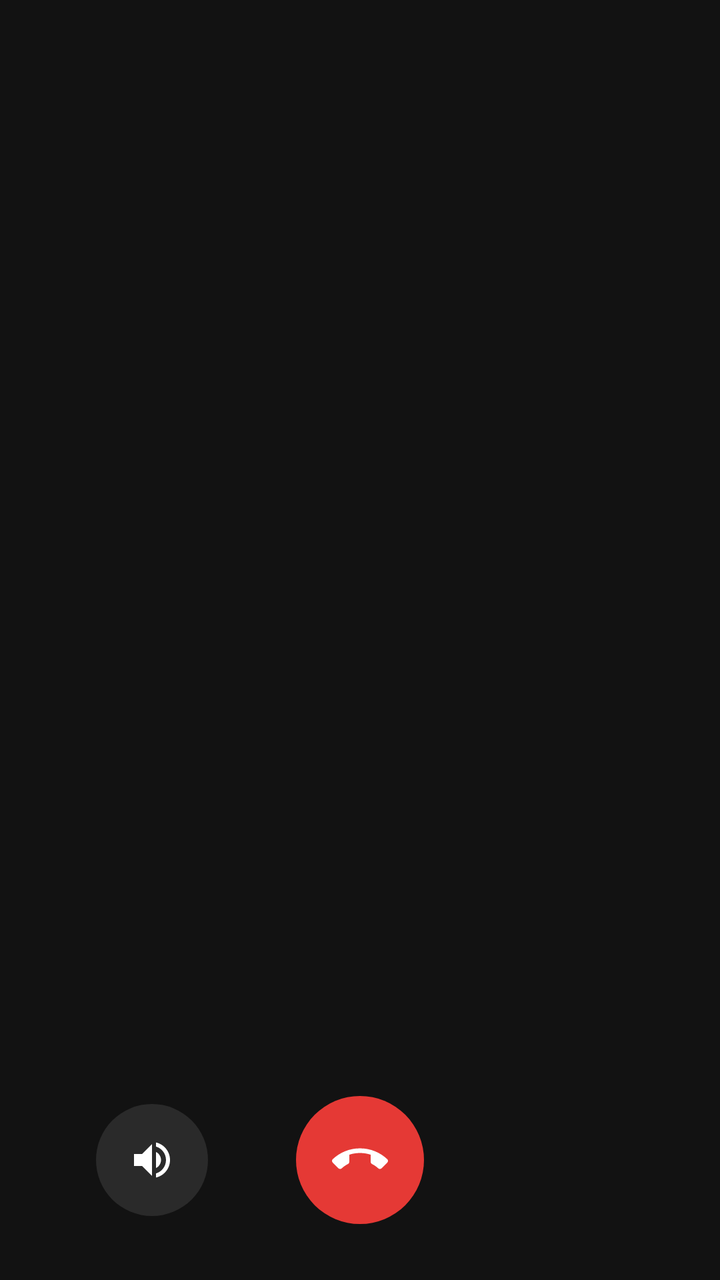
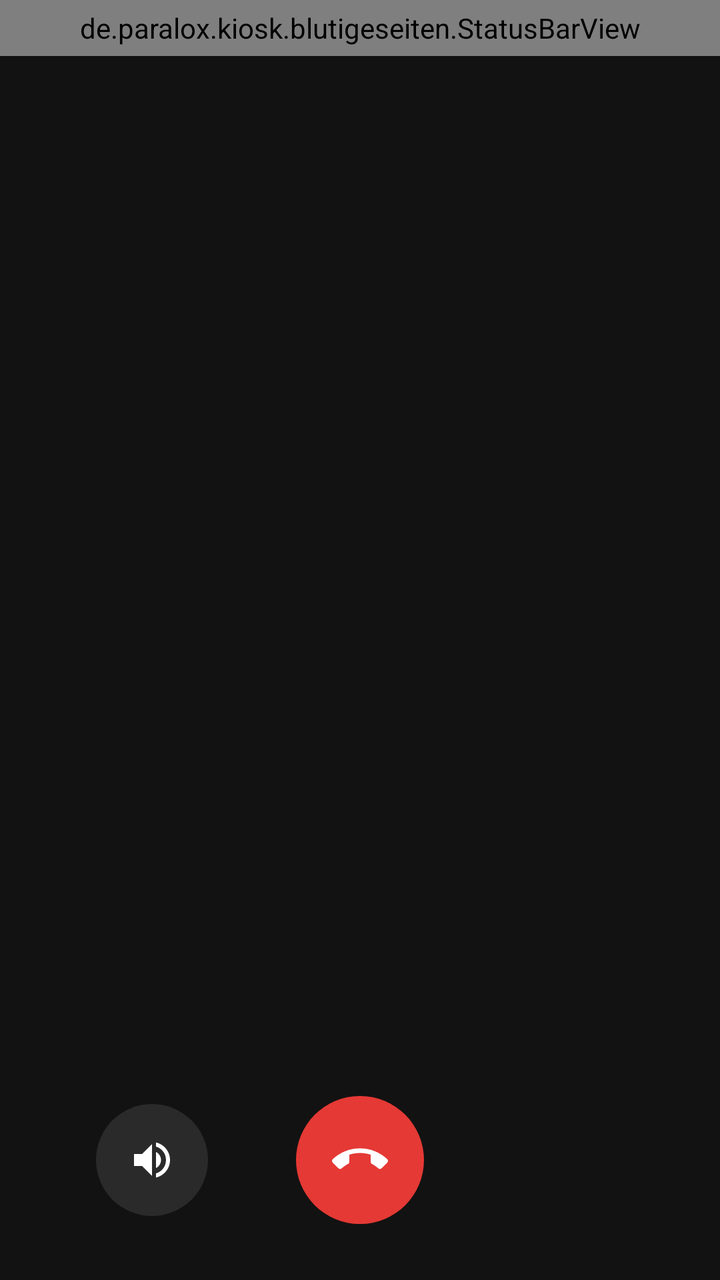

Screens rendered from an Android XML layout before and after an edit, with the pre-edit source and the edit as a unified diff.
<!-- AndroidManifest.xml: application theme Theme.BlutigeSeitenKiosk -->
<!-- res/layout/activity_in_call.xml -->
<?xml version="1.0" encoding="utf-8"?>
<LinearLayout xmlns:android="http://schemas.android.com/apk/res/android"
    android:layout_width="match_parent"
    android:layout_height="match_parent"
    android:background="#121212"
    android:orientation="vertical">

    <Space android:layout_width="match_parent" android:layout_height="48dp" />

    <TextView
        android:id="@+id/numberDisplay"
        android:layout_width="match_parent"
        android:layout_height="wrap_content"
        android:gravity="center"
        android:textColor="#FFFFFF"
        android:textSize="34sp"
        android:letterSpacing="0.05" />

    <TextView
        android:id="@+id/statusDisplay"
        android:layout_width="match_parent"
        android:layout_height="wrap_content"
        android:layout_marginTop="8dp"
        android:gravity="center"
        android:textColor="#B0B0B0"
        android:textSize="16sp" />

    
    <TextView
        android:id="@+id/dtmfDisplay"
        android:layout_width="match_parent"
        android:layout_height="wrap_content"
        android:layout_marginTop="12dp"
        android:gravity="center"
        android:minHeight="32dp"
        android:textColor="#FFFFFF"
        android:textSize="24sp"
        android:letterSpacing="0.1" />

    <Space
        android:layout_width="match_parent"
        android:layout_height="0dp"
        android:layout_weight="1" />

    <LinearLayout
        android:id="@+id/dialPad"
        android:layout_width="match_parent"
        android:layout_height="wrap_content"
        android:orientation="vertical"
        android:layout_marginStart="24dp"
        android:layout_marginEnd="24dp" />

    <LinearLayout
        android:layout_width="match_parent"
        android:layout_height="wrap_content"
        android:orientation="horizontal"
        android:layout_marginStart="24dp"
        android:layout_marginEnd="24dp"
        android:paddingTop="20dp"
        android:paddingBottom="28dp">

        <FrameLayout
            android:layout_width="0dp"
            android:layout_height="wrap_content"
            android:layout_weight="1"
            android:layout_gravity="center_vertical">
            <ImageButton
                android:id="@+id/btnSpeaker"
                android:layout_width="56dp"
                android:layout_height="56dp"
                android:layout_gravity="center"
                android:padding="16dp"
                android:scaleType="fitCenter"
                android:background="@drawable/speaker_button_background"
                android:src="@drawable/ic_speaker"
                android:tint="@color/speaker_icon_tint"
                android:contentDescription="@string/cd_speaker" />
        </FrameLayout>

        <FrameLayout
            android:layout_width="0dp"
            android:layout_height="wrap_content"
            android:layout_weight="1"
            android:layout_gravity="center_vertical">
            <ImageButton
                android:id="@+id/btnHangUp"
                android:layout_width="64dp"
                android:layout_height="64dp"
                android:layout_gravity="center"
                android:padding="18dp"
                android:scaleType="fitCenter"
                android:background="@drawable/hangup_button_background"
                android:src="@drawable/ic_call_end"
                android:contentDescription="@string/cd_hang_up" />
        </FrameLayout>

        <FrameLayout
            android:layout_width="0dp"
            android:layout_height="wrap_content"
            android:layout_weight="1" />

    </LinearLayout>

</LinearLayout>
<!-- resources referenced by this layout -->
<resources>
  <!-- drawable hangup_button_background (drawable) -->
  <?xml version="1.0" encoding="utf-8"?>
  <shape xmlns:android="http://schemas.android.com/apk/res/android"
      android:shape="oval">
      <solid android:color="#E53935" />
  </shape>
  <!-- drawable ic_call_end (drawable) -->
  <?xml version="1.0" encoding="utf-8"?>
  <vector xmlns:android="http://schemas.android.com/apk/res/android"
      android:width="24dp"
      android:height="24dp"
      android:viewportWidth="24"
      android:viewportHeight="24">
      <path
          android:fillColor="#FFFFFF"
          android:pathData="M12,9c-1.6,0 -3.15,0.25 -4.6,0.72v3.1c0,0.39 -0.23,0.74 -0.56,0.9 -0.98,0.49 -1.87,1.12 -2.66,1.85 -0.18,0.18 -0.43,0.28 -0.7,0.28 -0.28,0 -0.53,-0.11 -0.71,-0.29L0.29,13.08c-0.18,-0.17 -0.29,-0.42 -0.29,-0.7 0,-0.28 0.11,-0.53 0.29,-0.71C3.34,8.78 7.46,7 12,7s8.66,1.78 11.71,4.67c0.18,0.18 0.29,0.43 0.29,0.71 0,0.28 -0.11,0.53 -0.29,0.71l-2.48,2.48c-0.18,0.18 -0.43,0.29 -0.71,0.29 -0.27,0 -0.52,-0.11 -0.7,-0.28 -0.79,-0.74 -1.69,-1.36 -2.67,-1.85 -0.33,-0.16 -0.56,-0.5 -0.56,-0.9v-3.1C15.15,9.25 13.6,9 12,9z" />
  </vector>
  <!-- drawable ic_speaker (drawable) -->
  <?xml version="1.0" encoding="utf-8"?>
  <vector xmlns:android="http://schemas.android.com/apk/res/android"
      android:width="24dp"
      android:height="24dp"
      android:viewportWidth="24"
      android:viewportHeight="24">
      <path
          android:fillColor="#FFFFFF"
          android:pathData="M3,9v6h4l5,5V4L7,9H3zM16.5,12c0,-1.77 -1.02,-3.29 -2.5,-4.03v8.05c1.48,-0.73 2.5,-2.25 2.5,-4.02zM14,3.23v2.06c2.89,0.86 5,3.54 5,6.71s-2.11,5.85 -5,6.71v2.06c4.01,-0.91 7,-4.49 7,-8.77s-2.99,-7.86 -7,-8.77z" />
  </vector>
  <!-- drawable speaker_button_background (drawable) -->
  <?xml version="1.0" encoding="utf-8"?>
  <selector xmlns:android="http://schemas.android.com/apk/res/android">
      <item android:state_activated="true">
          <shape android:shape="oval">
              <solid android:color="#E0E0E0" />
          </shape>
      </item>
      <item>
          <shape android:shape="oval">
              <solid android:color="#2A2A2A" />
          </shape>
      </item>
  </selector>
  <string name="cd_hang_up">Auflegen</string>
  <string name="cd_speaker">Lautsprecher</string>
  <style name="Theme.BlutigeSeitenKiosk" parent="Theme.Material3.Dark.NoActionBar">
          <item name="android:windowBackground">@color/background</item>
          <item name="colorPrimary">@color/accent</item>
          <item name="android:statusBarColor">@color/background</item>
          <item name="android:navigationBarColor">@color/background</item>
      </style>
  <color name="background">#121212</color>
  <color name="accent">#B71C1C</color>
</resources>

<!-- the commit's change to res/layout/activity_in_call.xml (unified diff, before → after) -->
@@ -5,7 +5,12 @@
     android:background="#121212"
     android:orientation="vertical">
 
-    <Space android:layout_width="match_parent" android:layout_height="48dp" />
+    
+    <de.paralox.kiosk.blutigeseiten.StatusBarView
+        android:layout_width="match_parent"
+        android:layout_height="28dp" />
+
+    <Space android:layout_width="match_parent" android:layout_height="20dp" />
 
     <TextView
         android:id="@+id/numberDisplay"
